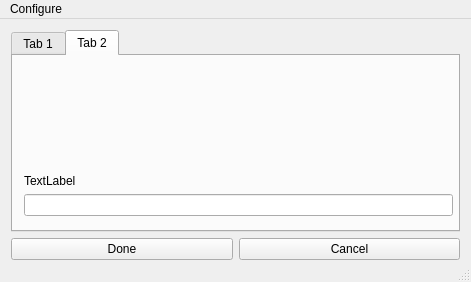
Before: the Qt Designer form src/gui/ui/configwindow.ui in Kaoplo/TwitchPyTTS, drawn with Qt 5.
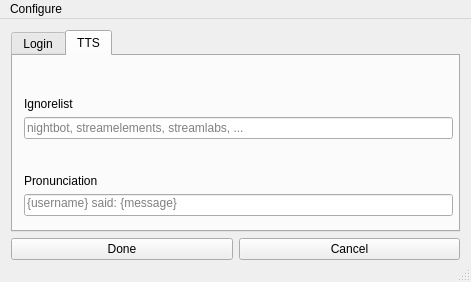
After: the same form once the commit is applied. The open tabs and pages were chosen to show the change.

Commit message: added an ignorelist for users that should not be narrated

What changed in the file:
```diff
--- a/src/gui/ui/configwindow.ui
+++ b/src/gui/ui/configwindow.ui
@@ -37,7 +37,7 @@
       </property>
       <widget class="QWidget" name="tab">
        <attribute name="title">
-        <string>Tab 1</string>
+        <string>Login</string>
        </attribute>
        <widget class="QWidget" name="">
         <property name="geometry">
@@ -111,7 +111,7 @@
       </widget>
       <widget class="QWidget" name="tab_2">
        <attribute name="title">
-        <string>Tab 2</string>
+        <string>TTS</string>
        </attribute>
        <widget class="QWidget" name="verticalLayoutWidget">
         <property name="geometry">
@@ -123,10 +123,27 @@
          </rect>
         </property>
         <layout class="QVBoxLayout" name="verticalLayout_2">
+         <item>
+          <widget class="QLabel" name="label_4">
+           <property name="text">
+            <string>Ignorelist</string>
+           </property>
+           <property name="alignment">
+            <set>Qt::AlignBottom|Qt::AlignLeading|Qt::AlignLeft</set>
+           </property>
+          </widget>
+         </item>
+         <item>
+          <widget class="QLineEdit" name="ignorelist">
+           <property name="placeholderText">
+            <string>nightbot, streamelements, streamlabs, ...</string>
+           </property>
+          </widget>
+         </item>
          <item>
           <widget class="QLabel" name="prounciatioLabel">
            <property name="text">
-            <string>TextLabel</string>
+            <string>Pronunciation</string>
            </property>
            <property name="alignment">
             <set>Qt::AlignBottom|Qt::AlignLeading|Qt::AlignLeft</set>
@@ -134,7 +151,14 @@
           </widget>
          </item>
          <item>
-          <widget class="QLineEdit" name="pronounciation"/>
+          <widget class="QLineEdit" name="pronounciation">
+           <property name="alignment">
+            <set>Qt::AlignLeading|Qt::AlignLeft|Qt::AlignTop</set>
+           </property>
+           <property name="placeholderText">
+            <string>{username} said: {message}</string>
+           </property>
+          </widget>
          </item>
         </layout>
        </widget>
```
Left out of the diff: 4 changed lines with no effect on the pictures. The commit also changes 4 other files.
